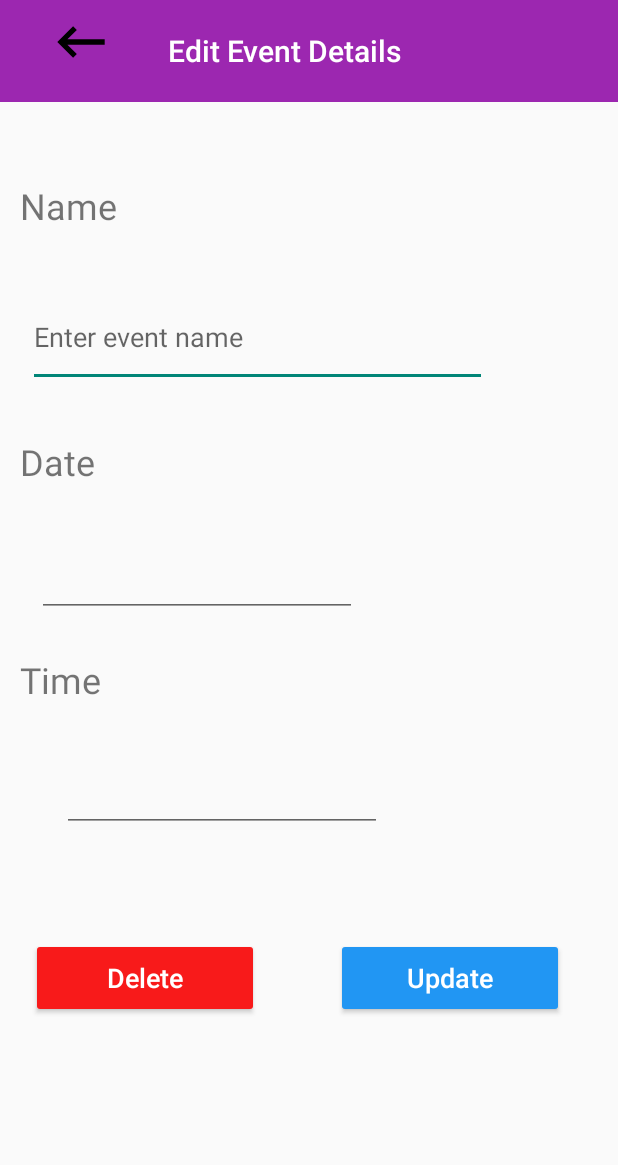
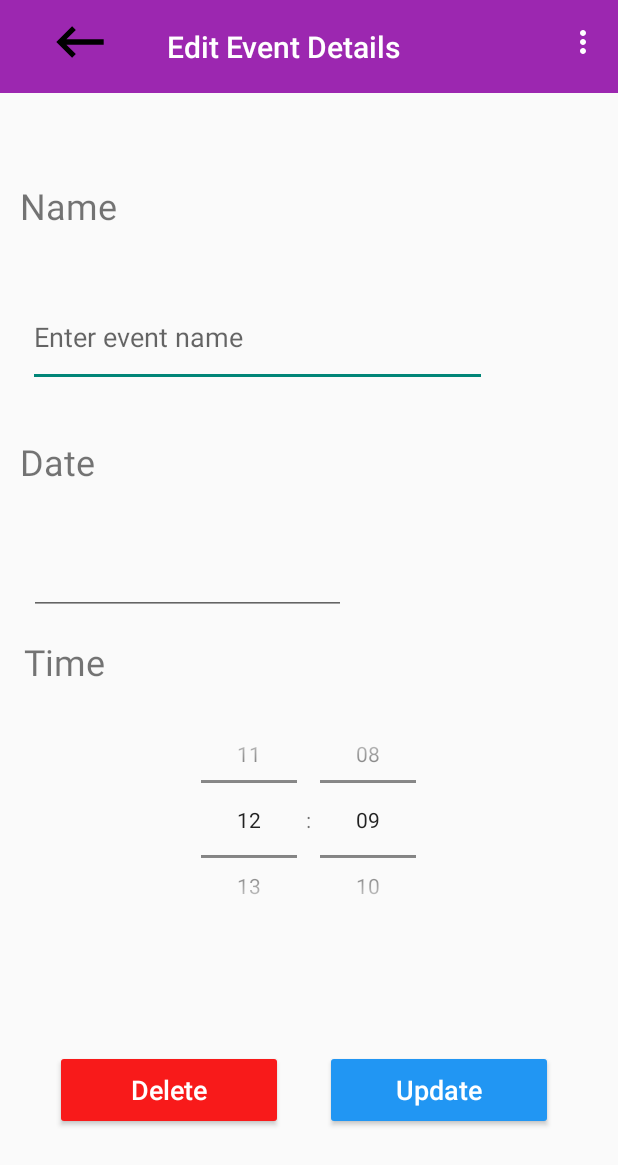
Before and after one commit to matthew-sliit/event-planner, an Android app: the editEvent screen opened directly, with no data from a screen before it, on a phone screen of 412 x 824 dp. Shown: the top 1165 px of the screen. Run offline under Robolectric (Android 15) with nearby library versions, the phone set to English and light mode, and no system bars.

Commit message:
added timepicker for events

```diff
--- a/app/src/main/java/com/example/testapplication/editEvent.java
+++ b/app/src/main/java/com/example/testapplication/editEvent.java
@@ -19,6 +19,7 @@ import android.widget.Button;
 import android.widget.DatePicker;
 import android.widget.EditText;
 import android.widget.TextView;
+import android.widget.TimePicker;
 import android.widget.Toast;
 
 import com.example.testapplication.constants.ConstantBundleKeys;
@@ -38,18 +39,31 @@ public class editEvent extends AppCompatActivity {
         String eventname, date, time;
         public int id = 0;
         private Context c;
-
+        public TimePicker timePicker;
         public EventLayoutClass(Context c) {
             event_ = new Event_Impl(c);
             this.c = c;
         }
         public Event_Impl event_;
+        public void InitVariables(){
+           /* rdstatus=(RadioGroup)findViewById(R.id.rdStatus);
+            rdPend=(RadioButton)findViewById(R.id.rdPend);
+            rdComplete=(RadioButton)findViewById(R.id.rdComplete);
+
+            spinnerT = (Spinner)findViewById(R.id.spinnerT);
+
+            ArrayAdapter<String> adapter = new ArrayAdapter<String>(c,android.R.layout.simple_spinner_item,categoryType);
+            adapter.setDropDownViewResource(android.R.layout.simple_spinner_dropdown_item);
+            spinnerT.setAdapter(adapter); */
+            timePicker = ((TimePicker)findViewById(R.id.editTime));
+            timePicker.setIs24HourView(true);
+        }
 
         public void loadValuesFromLayout() {
-
             this.event_.ename = ((EditText) findViewById(R.id.editName)).getText().toString();
             this.event_.edate = ((EditText) findViewById(R.id.editDate)).getText().toString();
-            this.event_.etime = ((EditText) findViewById(R.id.editTime)).getText().toString();
+            String time = timePicker.getCurrentHour() + ":" + timePicker.getCurrentMinute();
+            this.event_.etime = time;
         }
 
         public void setValuesToLayout(int id) {
@@ -58,7 +72,21 @@ public class editEvent extends AppCompatActivity {
             this.event_ = event_.getEventById(id);
             ((EditText) findViewById(R.id.editName)).setText(this.event_.ename, TextView.BufferType.EDITABLE);
             ((EditText) findViewById(R.id.editDate)).setText(this.event_.edate, TextView.BufferType.EDITABLE);
-            ((EditText) findViewById(R.id.editTime)).setText(this.event_.etime, TextView.BufferType.EDITABLE);
+            //((EditText) findViewById(R.id.editTime)).setText(this.event_.etime, TextView.BufferType.EDITABLE);
+            //((EditText) findViewById(R.id.editTime)).setText(this.event_.etime, TextView.BufferType.EDITABLE);
+            //((EditText) findViewById(R.id.editTime)).setText(this.event_.etime, TextView.BufferType.EDITABLE);
+            String time = event_.etime;
+            int hour = 0, min = 0;
+            try{
+                String[] a = time.split(":");
+                hour = Integer.parseInt(a[0]);
+                min = Integer.parseInt(a[1]);
+            }catch (NumberFormatException e){
+                //set defaults
+            }
+            timePicker.setCurrentHour(hour);
+            timePicker.setCurrentMinute(min);
+
         }
 
     }
@@ -83,7 +111,7 @@ public class editEvent extends AppCompatActivity {
             });
 
             elayout=new EventLayoutClass(this);
-
+            elayout.InitVariables();
             Bundle b = getIntent().getExtras();
             if(b!=null){
 
--- a/app/src/main/res/layout/activity_edit_event.xml
+++ b/app/src/main/res/layout/activity_edit_event.xml
@@ -17,10 +17,10 @@
         android:textSize="18sp"
         app:layout_constraintBottom_toBottomOf="parent"
         app:layout_constraintEnd_toEndOf="parent"
-        app:layout_constraintHorizontal_bias="0.079"
+        app:layout_constraintHorizontal_bias="0.142"
         app:layout_constraintStart_toStartOf="parent"
         app:layout_constraintTop_toTopOf="parent"
-        app:layout_constraintVertical_bias="0.811" />
+        app:layout_constraintVertical_bias="0.908" />
 
     <TextView
         android:id="@+id/textView11"
@@ -43,10 +43,10 @@
         android:textSize="24sp"
         app:layout_constraintBottom_toBottomOf="parent"
         app:layout_constraintEnd_toEndOf="parent"
-        app:layout_constraintHorizontal_bias="0.052"
+        app:layout_constraintHorizontal_bias="0.064"
         app:layout_constraintStart_toStartOf="parent"
         app:layout_constraintTop_toTopOf="parent"
-        app:layout_constraintVertical_bias="0.557" />
+        app:layout_constraintVertical_bias="0.542" />
 
     <TextView
         android:id="@+id/textView10"
@@ -73,19 +73,7 @@
         app:layout_constraintTop_toTopOf="parent"
         app:layout_constraintVertical_bias="0.253" />
 
-    <EditText
-        android:id="@+id/editDate"
-        android:layout_width="wrap_content"
-        android:layout_height="wrap_content"
-        android:ems="10"
-        android:inputType="date"
-        app:layout_constraintBottom_toBottomOf="parent"
-        app:layout_constraintEnd_toEndOf="parent"
-        app:layout_constraintHorizontal_bias="0.125"
-        app:layout_constraintStart_toStartOf="parent"
-        app:layout_constraintTop_toTopOf="parent"
-        app:layout_constraintVertical_bias="0.47" />
-
+    <!--
     <EditText
         android:id="@+id/editTime"
         android:layout_width="wrap_content"
@@ -98,6 +86,29 @@
         app:layout_constraintStart_toStartOf="parent"
         app:layout_constraintTop_toTopOf="parent"
         app:layout_constraintVertical_bias="0.654" />
+        -->
+
+    <EditText
+        android:id="@+id/editDate"
+        android:layout_width="211dp"
+        android:layout_height="53dp"
+        android:ems="10"
+        android:inputType="date"
+        app:layout_constraintBottom_toBottomOf="parent"
+        app:layout_constraintEnd_toEndOf="parent"
+        app:layout_constraintHorizontal_bias="0.095"
+        app:layout_constraintStart_toStartOf="parent"
+        app:layout_constraintTop_toTopOf="parent"
+        app:layout_constraintVertical_bias="0.463" />
+
+    <TimePicker
+        android:id="@+id/editTime"
+        android:layout_width="372dp"
+        android:layout_height="163dp"
+        android:timePickerMode="spinner"
+        app:layout_constraintEnd_toEndOf="parent"
+        app:layout_constraintStart_toStartOf="parent"
+        app:layout_constraintTop_toBottomOf="@+id/textView12" />
 
     <Button
         android:id="@+id/updatebtn"
@@ -110,23 +121,25 @@
         android:textSize="18sp"
         app:layout_constraintBottom_toBottomOf="parent"
         app:layout_constraintEnd_toEndOf="parent"
-        app:layout_constraintHorizontal_bias="0.862"
+        app:layout_constraintHorizontal_bias="0.833"
         app:layout_constraintStart_toStartOf="parent"
         app:layout_constraintTop_toTopOf="parent"
-        app:layout_constraintVertical_bias="0.811" />
+        app:layout_constraintVertical_bias="0.908" />
 
     <androidx.appcompat.widget.Toolbar
         android:id="@+id/edittb"
-        android:layout_width="467dp"
-        android:layout_height="68dp"
+        android:layout_width="413dp"
+        android:layout_height="62dp"
+        android:layout_marginEnd="1dp"
         android:background="#9C27B0"
         android:minHeight="?attr/actionBarSize"
         android:theme="?attr/actionBarTheme"
+        app:layout_constraintEnd_toEndOf="parent"
+        app:layout_constraintStart_toStartOf="parent"
+        app:layout_constraintTop_toTopOf="parent"
         app:navigationIcon="@drawable/abc_vector_test"
         app:title="Edit Event Details"
-        app:titleTextColor="#FFFFFF"
-        tools:layout_editor_absoluteX="-1dp"
-        tools:layout_editor_absoluteY="2dp" />
+        app:titleTextColor="#FFFFFF" />
 
 
 </androidx.constraintlayout.widget.ConstraintLayout>
```
Also changed, not shown: app/src/main/java/com/example/testapplication/AddEvent.java (+13 -9 lines), app/src/main/res/layout/activity_add_event.xml (+19 -6 lines).
